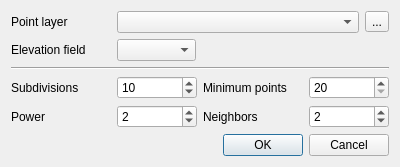
The window that flo2d/ui/sampling_rc.ui (FLO-2DSoftware/qgis-flo-2d-plugin) describes before a commit, drawn with Qt 5.
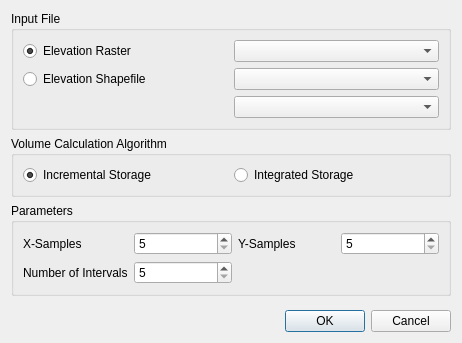
The same window after the commit. Custom widgets are drawn as their Qt base class.

Commit message: Refactor OUTRC processing logic and UI components for improved layer handling and volume calculations

The edit to the form file:
```diff
--- a/flo2d/ui/sampling_rc.ui
+++ b/flo2d/ui/sampling_rc.ui
@@ -6,8 +6,8 @@
    <rect>
     <x>0</x>
     <y>0</y>
-    <width>400</width>
-    <height>164</height>
+    <width>462</width>
+    <height>343</height>
    </rect>
   </property>
   <property name="windowTitle">
@@ -16,116 +16,7 @@
   <layout class="QGridLayout" name="gridLayout_2">
    <item row="0" column="0">
     <layout class="QGridLayout" name="gridLayout">
-     <item row="3" column="0" rowspan="3" colspan="5">
-      <layout class="QGridLayout" name="gridLayout_3">
-       <item row="0" column="0">
-        <widget class="QLabel" name="label_6">
-         <property name="minimumSize">
-          <size>
-           <width>100</width>
-           <height>0</height>
-          </size>
-         </property>
-         <property name="text">
-          <string>Subdivisions</string>
-         </property>
-        </widget>
-       </item>
-       <item row="0" column="3">
-        <widget class="QSpinBox" name="min_dtm_sb">
-         <property name="toolTip">
-          <string>Minimum points used in a grid to create the OUTRC file</string>
-         </property>
-         <property name="minimum">
-          <number>20</number>
-         </property>
-         <property name="maximum">
-          <number>1000</number>
-         </property>
-        </widget>
-       </item>
-       <item row="0" column="2">
-        <widget class="QLabel" name="label_2">
-         <property name="minimumSize">
-          <size>
-           <width>100</width>
-           <height>0</height>
-          </size>
-         </property>
-         <property name="text">
-          <string>Minimum points</string>
-         </property>
-        </widget>
-       </item>
-       <item row="0" column="1">
-        <widget class="QSpinBox" name="subd_sb">
-         <property name="toolTip">
-          <string>Number of subdivisions addedd to the OUTRC file</string>
-         </property>
-         <property name="value">
-          <number>10</number>
-         </property>
-        </widget>
-       </item>
-       <item row="1" column="0">
-        <widget class="QLabel" name="label_4">
-         <property name="minimumSize">
-          <size>
-           <width>100</width>
-           <height>0</height>
-          </size>
-         </property>
-         <property name="text">
-          <string>Power</string>
-         </property>
-        </widget>
-       </item>
-       <item row="1" column="1">
-        <widget class="QSpinBox" name="power_sb">
-         <property name="toolTip">
-          <string>The power parameter for the IDW formula (only vectors)</string>
-         </property>
-         <property name="singleStep">
-          <number>1</number>
-         </property>
-         <property name="value">
-          <number>2</number>
-         </property>
-        </widget>
-       </item>
-       <item row="1" column="2">
-        <widget class="QLabel" name="label_5">
-         <property name="minimumSize">
-          <size>
-           <width>100</width>
-           <height>0</height>
-          </size>
-         </property>
-         <property name="text">
-          <string>Neighbors</string>
-         </property>
-        </widget>
-       </item>
-       <item row="1" column="3">
-        <widget class="QSpinBox" name="neighbors_sb">
-         <property name="toolTip">
-          <string>Number of nearest neighbors to use for interpolation (only vectors)</string>
-         </property>
-         <property name="value">
-          <number>2</number>
-         </property>
-        </widget>
-       </item>
-      </layout>
-     </item>
-     <item row="2" column="0" colspan="5">
-      <widget class="Line" name="line">
-       <property name="orientation">
-        <enum>Qt::Horizontal</enum>
-       </property>
-      </widget>
-     </item>
-     <item row="7" column="0" colspan="5">
+     <item row="7" column="0" colspan="2">
       <widget class="QDialogButtonBox" name="buttonBox">
        <property name="orientation">
         <enum>Qt::Horizontal</enum>
@@ -135,20 +26,181 @@
        </property>
       </widget>
      </item>
-     <item row="0" column="0">
-      <widget class="QLabel" name="label">
-       <property name="minimumSize">
-        <size>
-         <width>100</width>
-         <height>0</height>
-        </size>
+     <item row="2" column="0" colspan="2">
+      <widget class="QGroupBox" name="groupBox_2">
+       <property name="title">
+        <string>Volume Calculation Algorithm</string>
        </property>
-       <property name="text">
-        <string>Point layer</string>
+       <layout class="QGridLayout" name="gridLayout_6">
+        <item row="0" column="0">
+         <widget class="QRadioButton" name="incremental_rb">
+          <property name="text">
+           <string>Incremental Storage</string>
+          </property>
+          <property name="checked">
+           <bool>true</bool>
+          </property>
+         </widget>
+        </item>
+        <item row="0" column="1">
+         <widget class="QRadioButton" name="direct_rb">
+          <property name="text">
+           <string>Integrated Storage</string>
+          </property>
+         </widget>
+        </item>
+       </layout>
+      </widget>
+     </item>
+     <item row="1" column="0" colspan="2">
+      <widget class="QGroupBox" name="groupBox">
+       <property name="title">
+        <string>Input File</string>
        </property>
+       <layout class="QGridLayout" name="gridLayout_5">
+        <item row="0" column="0">
+         <layout class="QGridLayout" name="gridLayout_4">
+          <item row="0" column="0">
+           <widget class="QRadioButton" name="raster_rb">
+            <property name="text">
+             <string>Elevation Raster</string>
+            </property>
+            <property name="checked">
+             <bool>true</bool>
+            </property>
+           </widget>
+          </item>
+          <item row="1" column="1">
+           <widget class="QComboBox" name="shape_lyr_cbo">
+            <property name="enabled">
+             <bool>true</bool>
+            </property>
+           </widget>
+          </item>
+          <item row="0" column="1">
+           <widget class="QComboBox" name="raster_lyr_cbo"/>
+          </item>
+          <item row="1" column="0">
+           <widget class="QRadioButton" name="vector_rb">
+            <property name="text">
+             <string>Elevation Shapefile</string>
+            </property>
+           </widget>
+          </item>
+          <item row="2" column="0">
+           <spacer name="horizontalSpacer_2">
+            <property name="orientation">
+             <enum>Qt::Horizontal</enum>
+            </property>
+            <property name="sizeType">
+             <enum>QSizePolicy::Minimum</enum>
+            </property>
+            <property name="sizeHint" stdset="0">
+             <size>
+              <width>40</width>
+              <height>20</height>
+             </size>
+            </property>
+           </spacer>
+          </item>
+          <item row="2" column="1">
+           <widget class="QgsFieldComboBox" name="shape_field_cbo"/>
+          </item>
+         </layout>
+        </item>
+       </layout>
       </widget>
      </item>
-     <item row="6" column="0" colspan="5">
+     <item row="3" column="0" rowspan="3" colspan="2">
+      <layout class="QGridLayout" name="gridLayout_3">
+       <item row="0" column="0" colspan="4">
+        <widget class="QGroupBox" name="groupBox_3">
+         <property name="title">
+          <string>Parameters</string>
+         </property>
+         <layout class="QGridLayout" name="gridLayout_7">
+          <item row="1" column="1">
+           <widget class="QSpinBox" name="number_intervals_sb">
+            <property name="minimum">
+             <number>5</number>
+            </property>
+            <property name="maximum">
+             <number>100</number>
+            </property>
+           </widget>
+          </item>
+          <item row="0" column="1">
+           <widget class="QSpinBox" name="x_samples_sb">
+            <property name="toolTip">
+             <string>Minimum points used in a grid to create the OUTRC file</string>
+            </property>
+            <property name="minimum">
+             <number>5</number>
+            </property>
+            <property name="maximum">
+             <number>100000000</number>
+            </property>
+            <property name="value">
+             <number>5</number>
+            </property>
+           </widget>
+          </item>
+          <item row="0" column="0">
+           <widget class="QLabel" name="label_2">
+            <property name="minimumSize">
+             <size>
+              <width>100</width>
+              <height>0</height>
+             </size>
+            </property>
+            <property name="text">
+             <string>X-Samples</string>
+            </property>
+           </widget>
+          </item>
+          <item row="1" column="0">
+           <widget class="QLabel" name="label_3">
+            <property name="text">
+             <string>Number of Intervals</string>
+            </property>
+           </widget>
+          </item>
+          <item row="0" column="2">
+           <widget class="QLabel" name="label_4">
+            <property name="text">
+             <string>Y-Samples</string>
+            </property>
+           </widget>
+          </item>
+          <item row="0" column="3">
+           <widget class="QSpinBox" name="y_samples_sb">
+            <property name="minimum">
+             <number>5</number>
+            </property>
+            <property name="maximum">
+             <number>100000000</number>
+            </property>
+           </widget>
+          </item>
+          <item row="1" column="2" colspan="2">
+           <spacer name="horizontalSpacer">
+            <property name="orientation">
+             <enum>Qt::Horizontal</enum>
+            </property>
+            <property name="sizeHint" stdset="0">
+             <size>
+              <width>40</width>
+              <height>20</height>
+             </size>
+            </property>
+           </spacer>
+          </item>
+         </layout>
+        </widget>
+       </item>
+      </layout>
+     </item>
+     <item row="6" column="0" colspan="2">
       <spacer name="verticalSpacer">
        <property name="orientation">
         <enum>Qt::Vertical</enum>
@@ -161,48 +213,6 @@
        </property>
       </spacer>
      </item>
-     <item row="0" column="4">
-      <widget class="QToolButton" name="browseSrcBtn">
-       <property name="text">
-        <string>...</string>
-       </property>
-      </widget>
-     </item>
-     <item row="1" column="1">
-      <widget class="QgsFieldComboBox" name="point_lyr_field_cbo"/>
-     </item>
-     <item row="1" column="0">
-      <widget class="QLabel" name="label_3">
-       <property name="minimumSize">
-        <size>
-         <width>100</width>
-         <height>0</height>
-        </size>
-       </property>
-       <property name="text">
-        <string>Elevation field</string>
-       </property>
-      </widget>
-     </item>
-     <item row="0" column="1" colspan="3">
-      <widget class="QComboBox" name="lyr_cbo"/>
-     </item>
-     <item row="1" column="2" colspan="3">
-      <spacer name="horizontalSpacer_2">
-       <property name="orientation">
-        <enum>Qt::Horizontal</enum>
-       </property>
-       <property name="sizeType">
-        <enum>QSizePolicy::Preferred</enum>
-       </property>
-       <property name="sizeHint" stdset="0">
-        <size>
-         <width>40</width>
-         <height>20</height>
-        </size>
-       </property>
-      </spacer>
-     </item>
     </layout>
    </item>
   </layout>
```
Left out of the diff: 14 changed lines with no effect on the pictures. The commit also changes 5 other files.
